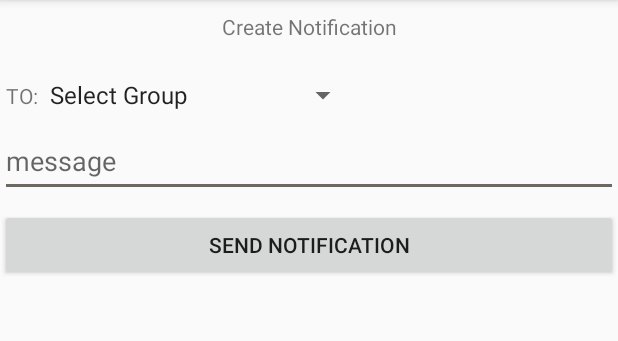
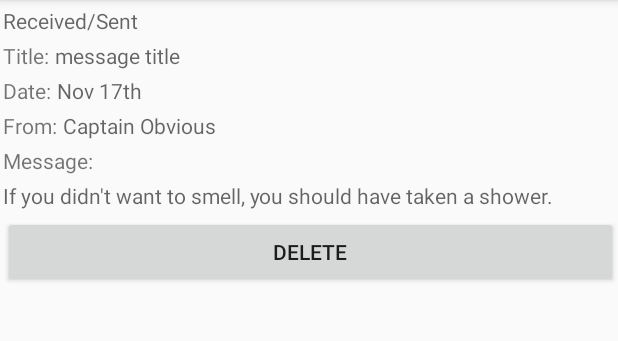
Before and after one commit to osu-cascades/intouch-android, an Android app: the fragment DispaySingleNotificationFragment shown on its own in the app's theme, on a phone screen of 412 x 824 dp, the part 84-425 px from its top. Run offline under Robolectric (Android 15) with nearby library versions, the phone set to English and light mode, and no system bars.

```diff
--- a/app/src/main/java/com/bakeaaro/intouch/DispayNotificationFragment.java
+++ b/app/src/main/java/com/bakeaaro/intouch/DispaySingleNotificationFragment.java
@@ -6,17 +6,19 @@ import android.support.v4.app.Fragment;
 import android.view.LayoutInflater;
 import android.view.View;
 import android.view.ViewGroup;
+import android.widget.Button;
 import android.widget.TextView;
 
 
-public class DispayNotificationFragment extends Fragment {
+public class DispaySingleNotificationFragment extends Fragment {
 
     private Notification mNotification;
 
-    private TextView mToTv;
+    private TextView mTitleTV;
     private TextView mDateTV;
     private TextView mFromTV;
     private TextView mMessageTV;
+    private Button mDeleteBtn;
 
     @Override
     public void onCreate(@Nullable Bundle savedInstanceState) {
@@ -24,16 +26,18 @@ public class DispayNotificationFragment extends Fragment {
 
         mNotification = new Notification();
 
-
-
     }
 
     @Nullable
     @Override
     public View onCreateView(LayoutInflater inflater, @Nullable ViewGroup container, @Nullable Bundle savedInstanceState) {
-        View view = inflater.inflate(R.layout.create_notification_fragment, container, false);
+        View view = inflater.inflate(R.layout.single_notification, container, false);
 
-        mToTv = (TextView) view.findViewById(R.id.to_tv);
+        mTitleTV = (TextView) view.findViewById(R.id.title_tv);
+        mDateTV = (TextView) view.findViewById(R.id.title_tv);
+        mFromTV = (TextView) view.findViewById(R.id.title_tv);
+        mMessageTV = (TextView) view.findViewById(R.id.title_tv);
+        mDeleteBtn = (Button) view.findViewById(R.id.delete_notification_btn);
 
         return view;
     }
--- a/app/src/main/java/com/bakeaaro/intouch/ReceivedNotificationsFragment.java
+++ b/app/src/main/java/com/bakeaaro/intouch/DisplayNotificationsFragment.java
@@ -8,12 +8,12 @@ import android.view.LayoutInflater;
 import android.view.View;
 import android.view.ViewGroup;
 
-public class ReceivedNotificationsFragment extends Fragment {
+public class DisplayNotificationsFragment extends Fragment {
 
     @Nullable
     @Override
     public View onCreateView(LayoutInflater inflater, @Nullable ViewGroup container, @Nullable Bundle savedInstanceState) {
-        View view = inflater.inflate(R.layout.received_notification_fragment, container, false);
+        View view = inflater.inflate(R.layout.received_notifications_fragment, container, false);
 
         return view;
     }
--- a/app/src/main/java/com/bakeaaro/intouch/MainActivity.java
+++ b/app/src/main/java/com/bakeaaro/intouch/MainActivity.java
@@ -72,7 +72,7 @@ public class MainActivity extends AppCompatActivity {
 
     protected Fragment receivedMessagesFragment() {
 
-        return new ReceivedNotificationsFragment();
+        return new DisplayNotificationsFragment();
     }
 
     protected Fragment sentMessagesFragment() {
--- a/app/src/main/java/com/bakeaaro/intouch/Notification.java
+++ b/app/src/main/java/com/bakeaaro/intouch/Notification.java
@@ -1,6 +1,7 @@
 package com.bakeaaro.intouch;
 
 import java.util.Date;
+import java.util.Random;
 import java.util.UUID;
 
 public class Notification {
@@ -8,9 +9,23 @@ public class Notification {
     private UUID mUUID;
     private int mDbId;
     private String mTitle;
-    private Date mDateCreated;
+    //private Date mDateCreated;
+    private String mDateCreated;
     private boolean isAuthor;
     private String mMessageBody;
+
+    public Notification() {
+        mUUID = UUID.randomUUID();
+        mDbId = new Random().nextInt();
+        mTitle = String.format("Notification #%d", mDbId);
+        mDateCreated = "Right now";
+        isAuthor = (new Random().nextInt() % 2 == 0) ? false : true;
+        mMessageBody = "RAGE: Sing, Goddess, Achilles' rage, Black and murderous, " +
+                "that cost the Greeks Incalculable pain, pitched countless souls " +
+                "Of heroes into Hades' dark, And left their bodies to rot as feasts " +
+                "For dogs and birds, as Zeus' will was done.";
+
+    }
 
     public UUID getUUID() {
         return mUUID;
--- a/app/src/main/java/com/bakeaaro/intouch/SentNotificationsFragment.java
+++ b/app/src/main/java/com/bakeaaro/intouch/SentNotificationsFragment.java
@@ -12,7 +12,7 @@ public class SentNotificationsFragment extends Fragment {
     @Nullable
     @Override
     public View onCreateView(LayoutInflater inflater, @Nullable ViewGroup container, @Nullable Bundle savedInstanceState) {
-        View view = inflater.inflate(R.layout.sent_notification_fragment, container, false);
+        View view = inflater.inflate(R.layout.sent_notifications_fragment, container, false);
 
         return view;
     }
--- a/app/src/main/res/layout/fragment_notification.xml
+++ b/app/src/main/res/layout/single_notification.xml
@@ -3,7 +3,8 @@
     xmlns:android="http://schemas.android.com/apk/res/android"
     android:layout_width="match_parent"
     android:layout_height="match_parent"
-    xmlns:app="http://schemas.android.com/apk/res-auto">
+    xmlns:app="http://schemas.android.com/apk/res-auto"
+    android:layout_marginLeft="2dp">
 
     <TextView android:id="@+id/fragment_title_tv"
         android:layout_width="wrap_content"
@@ -85,7 +86,7 @@
         <TextView android:id="@+id/message_tv"
             android:layout_width="wrap_content"
             android:layout_height="wrap_content"
-            android:layout_marginLeft="4dp"
+            android:layout_marginTop="4dp"
             android:hint="If you didn't want to smell, you should have taken a shower. "/>
 
     </LinearLayout>
```
Also changed, not shown: app/src/main/java/com/bakeaaro/intouch/MailBox.java (added, +21 -0 lines), app/src/main/res/layout/received_notifications_fragment.xml (renamed from app/src/main/res/layout/received_notification_fragment.xml), app/src/main/res/layout/sent_notifications_fragment.xml (renamed from app/src/main/res/layout/sent_notification_fragment.xml).
